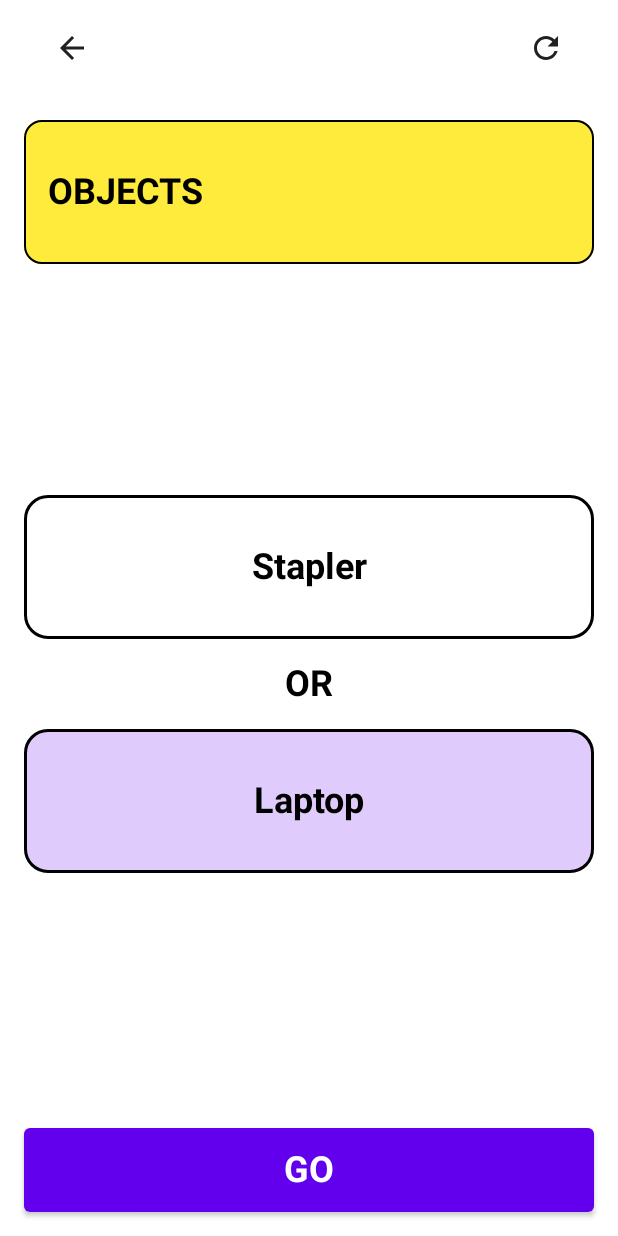
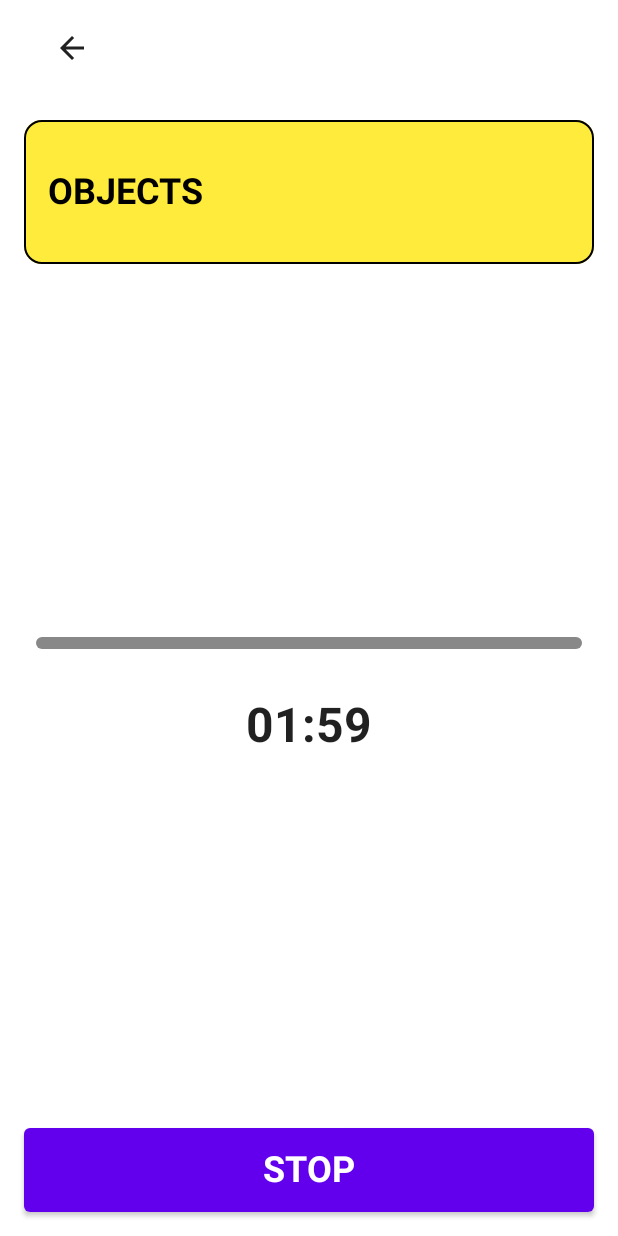
Before and after one commit to bkoruznjak/pictionairre, an Android app built with Jetpack Compose: the screen it shows after launch (MainActivity), after a tap on "GO", on a phone screen of 412 x 824 dp. Run offline under Robolectric (Android 15) with nearby library versions, the phone set to English and light mode, and no system bars; 3 other taps on this screen came first.

Commit message:
App done

```diff
--- /dev/null
+++ b/app/src/main/java/hr/flowable/pictionairre/DrawingTimer.kt
@@ -0,0 +1,118 @@
+package hr.flowable.pictionairre
+
+import androidx.compose.foundation.background
+import androidx.compose.foundation.layout.Box
+import androidx.compose.foundation.layout.Column
+import androidx.compose.foundation.layout.Row
+import androidx.compose.foundation.layout.Spacer
+import androidx.compose.foundation.layout.fillMaxSize
+import androidx.compose.foundation.layout.fillMaxWidth
+import androidx.compose.foundation.layout.height
+import androidx.compose.foundation.layout.heightIn
+import androidx.compose.foundation.layout.padding
+import androidx.compose.foundation.shape.RoundedCornerShape
+import androidx.compose.material.Button
+import androidx.compose.material.Text
+import androidx.compose.runtime.Composable
+import androidx.compose.runtime.LaunchedEffect
+import androidx.compose.runtime.getValue
+import androidx.compose.runtime.mutableStateOf
+import androidx.compose.runtime.remember
+import androidx.compose.runtime.setValue
+import androidx.compose.ui.Alignment
+import androidx.compose.ui.Modifier
+import androidx.compose.ui.graphics.Color
+import androidx.compose.ui.res.stringResource
+import androidx.compose.ui.text.TextStyle
+import androidx.compose.ui.text.font.FontWeight
+import androidx.compose.ui.unit.dp
+import androidx.compose.ui.unit.sp
+import kotlinx.coroutines.delay
+
+@Composable
+fun DrawingTimer(
+  state: Screen.DrawingTimer,
+  onEvent: (Event) -> Unit,
+  modifier: Modifier = Modifier
+) {
+
+  var remainingTime by remember { mutableStateOf(state.timeRemainingInSeconds) }
+  var isTimerRunning by remember { mutableStateOf(true) }
+
+  Column(
+    modifier = modifier
+      .fillMaxSize()
+      .padding(horizontal = 16.dp),
+    horizontalAlignment = Alignment.CenterHorizontally
+  ) {
+    //go back + refresh button
+    Row(modifier = Modifier.fillMaxWidth()) {
+      ToolbarButton(
+        onClick = { onEvent(Event.BackButtonClicked) },
+        iconRes = R.drawable.ic_back
+      )
+
+      Spacer(modifier.weight(1f))
+    }
+
+    Spacer(modifier = Modifier.height(16.dp))
+    // category name
+    CategoryItem(
+      categoryName = stringResource(id = state.category.nameResource),
+      color = state.category.color
+    )
+    Spacer(modifier = Modifier.weight(1f))
+    // word one
+
+    Row(modifier = Modifier.fillMaxWidth()) {
+      val wordsInWord = state.selectedWord.split(" ")
+      repeat(wordsInWord.size) {
+        Box(
+          modifier = Modifier
+            .padding(horizontal = 8.dp)
+            .background(color = Color.Gray, shape = RoundedCornerShape(8.dp))
+            .heightIn(min = 8.dp)
+            .weight(1f)
+        )
+      }
+    }
+
+    Spacer(modifier = Modifier.height(32.dp))
+
+    Text(
+      text = formatTimeToMinutesAndSeconds(remainingTime), style =
+      TextStyle(fontWeight = FontWeight.Bold, fontSize = 32.sp)
+    )
+
+    // go button
+    Spacer(modifier = Modifier.weight(1f))
+    Button(
+      onClick = { isTimerRunning = !isTimerRunning },
+      modifier = Modifier
+        .fillMaxWidth()
+        .height(56.dp),
+      enabled = state.selectedWord.isNotBlank()
+    ) {
+      Text(
+        stringResource(id = if (isTimerRunning) R.string.button_stop else R.string.button_start),
+        style = TextStyle(color = Color.White, fontWeight = FontWeight.Bold, fontSize = 24.sp)
+      )
+    }
+    Spacer(modifier = Modifier.height(16.dp))
+  }
+
+  LaunchedEffect(key1 = remainingTime, key2 = isTimerRunning) {
+    when{
+      isTimerRunning -> {
+        delay(1000L)
+        remainingTime = remainingTime.dec()
+      }
+    }
+  }
+}
+
+private fun formatTimeToMinutesAndSeconds(remaining: Long): String {
+  val minutes = remaining / 60
+  val remainingSeconds = remaining % 60
+  return String.format("%02d:%02d", minutes, remainingSeconds)
+}
--- a/app/src/main/java/hr/flowable/pictionairre/MainActivity.kt
+++ b/app/src/main/java/hr/flowable/pictionairre/MainActivity.kt
@@ -3,12 +3,14 @@ package hr.flowable.pictionairre
 import androidx.appcompat.app.AppCompatActivity
 import android.os.Bundle
 import androidx.activity.compose.setContent
+import androidx.compose.foundation.layout.Column
+import androidx.compose.foundation.layout.fillMaxSize
 import androidx.compose.material.MaterialTheme
 import androidx.compose.runtime.getValue
 import androidx.compose.runtime.mutableStateOf
 import androidx.compose.runtime.setValue
 import androidx.compose.runtime.snapshotFlow
-import androidx.compose.ui.graphics.Color
+import androidx.compose.ui.Modifier
 import kotlinx.coroutines.CoroutineScope
 import kotlinx.coroutines.Dispatchers
 import kotlinx.coroutines.flow.launchIn
@@ -17,8 +19,6 @@ import kotlinx.coroutines.flow.onEach
 class MainActivity : AppCompatActivity() {
 
   private var state: State by mutableStateOf(State(screen = Screen.Home()))
-
-  private val dataStore: DataStore by lazy { PictApp.dataStore }
 
   @Deprecated("Deprecated in Java")
   override fun onBackPressed() {
@@ -39,52 +39,24 @@ class MainActivity : AppCompatActivity() {
             state = screen,
             onEvent = { state.reduce(it) }
           )
-          is Screen.DrawingTimer     -> CategoryOverview(
-            state = Screen.CategoryOverview(
-              category = WordCategory.Actions(Color.Black, 1),
-              words = emptyList(),
-              selectedWord = ""
-            ),
+          is Screen.DrawingTimer     -> DrawingTimer(
+            state = screen,
             onEvent = { state.reduce(it) }
           )
           is Screen.Home             -> HomeScreen(
             state = screen,
             onEvent = { state.reduce(it) })
+          else                       -> Column(modifier = Modifier.fillMaxSize()) {}
         }
       }
     }
   }
 
-  private fun handleSideEffects(state: State) {
-    this.state = when (val nav = state.navigationIntent) {
-      NavigationIntent.GoBack -> when (state.screen) {
-        is Screen.CategoryOverview -> state.copy(screen = Screen.Home(), navigationIntent = null)
-        Screen.DrawingTimer        -> state.copy(
-          screen = Screen.CategoryOverview(
-            category = WordCategory.Actions(Color.Black, 1),
-            words = listOf("Rengo", "Yuumi"),
-            selectedWord = ""
-          ),
-          navigationIntent = null
-        )
-        is Screen.Home             -> state.copy(screen = Screen.Home(), navigationIntent = null)
-          .also { finish() }
-      }
-      is NavigationIntent.GoToCategoryOverview -> state.copy(
-        screen = Screen.CategoryOverview(
-          category = nav.category,
-          words = dataStore.getWordPair(nav.category),
-          selectedWord = ""
-        ),
-        navigationIntent = null
-      )
-      is NavigationIntent.GoToDrawingTimer -> state.copy(
-        screen = Screen.DrawingTimer,
-        navigationIntent = null
-      )
-      else -> state
+  private fun handleSideEffects(state: State) =
+    when (state.screen) {
+      Screen.Closing -> finish()
+      else           -> Unit
     }
-  }
 
   private fun State.reduce(event: Event) {
     this@MainActivity.state = reduce(this, event)
--- a/app/src/main/java/hr/flowable/pictionairre/State.kt
+++ b/app/src/main/java/hr/flowable/pictionairre/State.kt
@@ -3,17 +3,16 @@ package hr.flowable.pictionairre
 import androidx.compose.ui.graphics.Color
 import hr.flowable.pictionairre.Event.BackButtonClicked
 import hr.flowable.pictionairre.Event.CategoryClicked
-import hr.flowable.pictionairre.NavigationIntent.GoBack
-import hr.flowable.pictionairre.NavigationIntent.GoToCategoryOverview
 import hr.flowable.pictionairre.PictColors.PBlue
 import hr.flowable.pictionairre.PictColors.PGreen
 import hr.flowable.pictionairre.PictColors.POrange
 import hr.flowable.pictionairre.PictColors.PRed
 import hr.flowable.pictionairre.PictColors.PYellow
 
+private const val DRAWING_TIME_IN_SECONDS = 120L
+
 data class State(
-  val screen: Screen,
-  val navigationIntent: NavigationIntent? = null
+  val screen: Screen
 )
 
 sealed interface Event {
@@ -29,17 +28,18 @@ sealed interface Screen {
 
   data class CategoryOverview(
     val category: WordCategory,
+    val selectedWord: String,
     val words: List<String>,
-    val selectedWord: String
   ) : Screen
 
-  object DrawingTimer : Screen
-}
+  data class DrawingTimer(
+    val category: WordCategory,
+    val selectedWord: String,
+    val timeRemainingInSeconds: Long,
+    val words: List<String>,
+  ) : Screen
 
-sealed interface NavigationIntent {
-  object GoBack : NavigationIntent
-  data class GoToCategoryOverview(val category: WordCategory) : NavigationIntent
-  object GoToDrawingTimer : NavigationIntent
+  object Closing : Screen
 }
 
 sealed class WordCategory {
@@ -82,8 +82,26 @@ fun regularCategories() = setOf(
 
 fun reduce(state: State, event: Event): State =
   when (event) {
-    BackButtonClicked               -> state.copy(navigationIntent = GoBack)
-    is CategoryClicked              -> state.copy(navigationIntent = GoToCategoryOverview(event.category))
+    BackButtonClicked               -> when (state.screen) {
+      is Screen.CategoryOverview -> state.copy(screen = Screen.Home())
+      is Screen.DrawingTimer     -> state.copy(
+        screen = Screen.CategoryOverview(
+          category = state.screen.category,
+          words = state.screen.words,
+          selectedWord = state.screen.selectedWord
+        )
+      )
+      is Screen.Home             -> state.copy(screen = Screen.Closing)
+      Screen.Closing             -> state
+    }
+    is CategoryClicked              -> state.copy(
+      screen =
+      Screen.CategoryOverview(
+        category = event.category,
+        words = PictApp.dataStore.getWordPair(event.category),
+        selectedWord = ""
+      )
+    )
     is Event.CategoryWordClicked    -> state.copy(
       screen = (state.screen as? Screen.CategoryOverview)?.copy(
         selectedWord = event.word
@@ -95,5 +113,14 @@ fun reduce(state: State, event: Event): State =
         selectedWord = ""
       ) ?: state.screen
     )
-    is Event.GoButtonClicked        -> state.copy(navigationIntent = NavigationIntent.GoToDrawingTimer)
+    is Event.GoButtonClicked        -> state.copy(
+      screen = (state.screen as? Screen.CategoryOverview)?.let { categoryOverview ->
+        Screen.DrawingTimer(
+          category = categoryOverview.category,
+          words = categoryOverview.words,
+          selectedWord = categoryOverview.selectedWord,
+          timeRemainingInSeconds = DRAWING_TIME_IN_SECONDS
+        )
+      } ?: state.screen
+    )
   }
--- a/app/src/main/res/values/strings.xml
+++ b/app/src/main/res/values/strings.xml
@@ -10,4 +10,6 @@
 
   <string name="word_or">OR</string>
   <string name="button_go">GO</string>
+  <string name="button_start">START</string>
+  <string name="button_stop">STOP</string>
 </resources>
```
